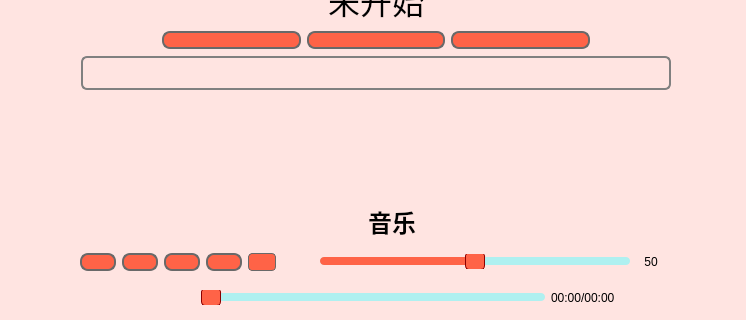
Vivanto-Libera/Pomodoro, file mainwindow.ui: the form before one commit; both pictures show x 124 to 870 and y 389 to 709 of the 1000 by 709 pixel window.
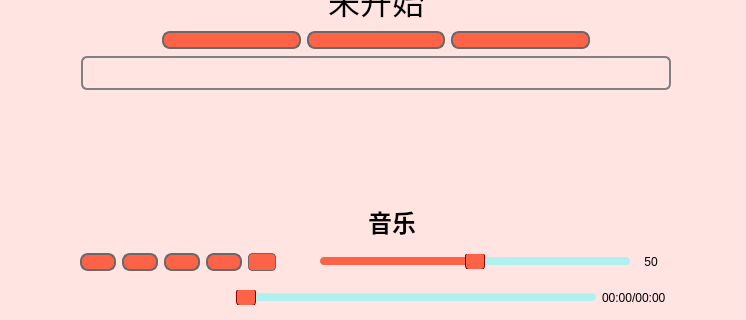
The form after the commit. Icons and pictures are not drawn.

Commit message: I fixed some little problem.

The edit to the form file:
```diff
--- a/mainwindow.ui
+++ b/mainwindow.ui
@@ -1062,12 +1062,27 @@
            </layout>
           </item>
           <item>
-           <layout class="QHBoxLayout" name="horizontalLayout_8" stretch="1,3,1">
+           <layout class="QHBoxLayout" name="horizontalLayout_8" stretch="1,3,0">
             <item>
              <widget class="QLabel" name="lab_musicName">
+              <property name="minimumSize">
+               <size>
+                <width>150</width>
+                <height>0</height>
+               </size>
+              </property>
+              <property name="maximumSize">
+               <size>
+                <width>150</width>
+                <height>16777215</height>
+               </size>
+              </property>
               <property name="text">
                <string/>
               </property>
+              <property name="alignment">
+               <set>Qt::AlignmentFlag::AlignLeading|Qt::AlignmentFlag::AlignLeft|Qt::AlignmentFlag::AlignVCenter</set>
+              </property>
              </widget>
             </item>
             <item>
```
Left out of the diff: 5 changed lines with no effect on the pictures.
